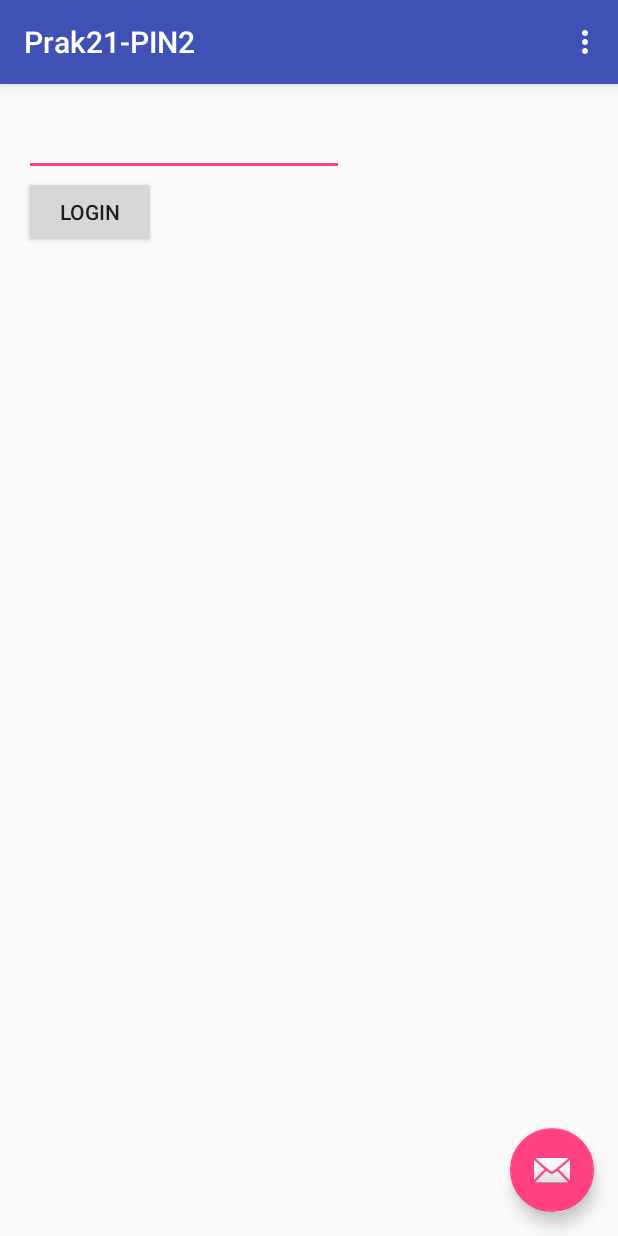
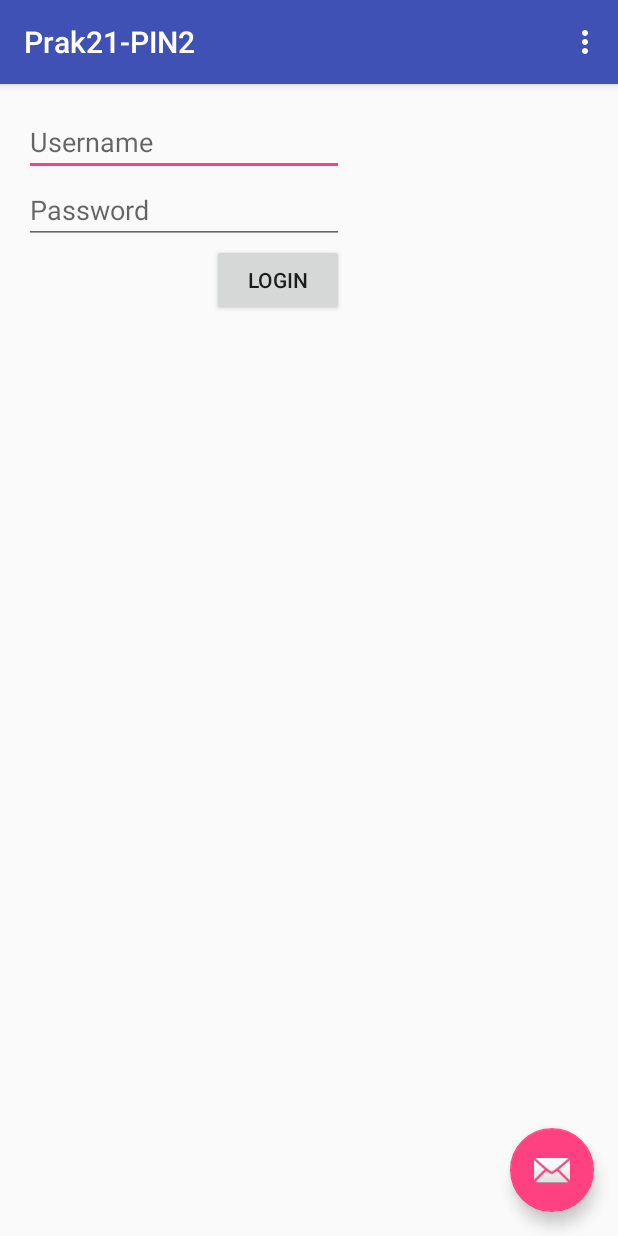
Before and after one commit to taqien01/Mobile-JTE-2016, an Android app: the screen it shows after launch (MainActivity), after a tap on "LOGIN", on a phone screen of 412 x 824 dp. Run offline under Robolectric (Android 15) with nearby library versions, the phone set to English and light mode, and no system bars.

Commit message:
login awal username : admin password : 123456

```diff
--- a/Prak21-PIN2/app/src/main/java/id/ac/unsyiah/elektro/mobile/prak21_pin2/MainActivity.java
+++ b/Prak21-PIN2/app/src/main/java/id/ac/unsyiah/elektro/mobile/prak21_pin2/MainActivity.java
@@ -59,19 +59,28 @@ public class MainActivity extends AppCompatActivity {
     public void onClick (View view){
         SharedPreferences sharedPreferences =
                 getSharedPreferences("id.ac.unsyiah.elektro.mobile.prak21_pin2.PREF_BERSAMA", Context.MODE_PRIVATE);
-        int pinPref = sharedPreferences.getInt("pin", 1234);
+        String userPref = sharedPreferences.getString("user", "admin");
+        String passPref = sharedPreferences.getString("pass", "123456");
 
-        EditText pin = (EditText) findViewById(R.id.editText);
-        String pinStr = pin.getText().toString();
-        int pinInt = Integer.valueOf(pinStr);
+        EditText user = (EditText) findViewById(R.id.user);
+        String username = user.getText().toString();
+        EditText pass = (EditText) findViewById(R.id.password);
+        String password = pass.getText().toString();
 
-        if(pinInt == pinPref){
-            Intent pesan = new Intent(getApplicationContext(), ActivityHalamanUtama.class);
-            pesan.putExtra("var1","Peu Haba !");
-            startActivity(pesan);
+        if(username.equals(userPref)){
+            if(password.equals(passPref)) {
+                Intent pesan = new Intent(getApplicationContext(), ActivityHalamanUtama.class);
+                pesan.putExtra("var1", "Peu Haba ");
+                pesan.putExtra("var2", userPref);
+                startActivity(pesan);
+            }else{
+                Toast toast = Toast.makeText(this, "Password Anda Salah ! ", Toast.LENGTH_SHORT);
+                toast.setGravity(Gravity.CENTER, 0, 0);
+                toast.show();
+            }
 
         }else{
-            Toast toast = Toast.makeText(this, "Salah ! ", Toast.LENGTH_SHORT);
+            Toast toast = Toast.makeText(this, "Username Tidak Ada ! ", Toast.LENGTH_SHORT);
             toast.setGravity(Gravity.CENTER, 0, 0);
             toast.show();
         }
--- a/Prak21-PIN2/app/src/main/res/layout/activity_halamanutama.xml
+++ b/Prak21-PIN2/app/src/main/res/layout/activity_halamanutama.xml
@@ -14,7 +14,7 @@
     <Button
         android:layout_width="wrap_content"
         android:layout_height="wrap_content"
-        android:text="Ubah Pin"
+        android:text="Ubah Password"
         android:id="@+id/button2"
         android:onClick="OnClick2" />
 
--- a/Prak21-PIN2/app/src/main/res/layout/fragment_main.xml
+++ b/Prak21-PIN2/app/src/main/res/layout/fragment_main.xml
@@ -12,22 +12,32 @@
     <EditText
         android:layout_width="wrap_content"
         android:layout_height="wrap_content"
-        android:inputType="number"
-        android:ems="10"
-        android:id="@+id/editText"
+        android:id="@+id/user"
         android:layout_alignParentTop="true"
         android:layout_alignParentLeft="true"
         android:layout_alignParentStart="true"
-        android:maxLength="6" />
+        android:hint="Username"
+        android:layout_alignRight="@+id/password"
+        android:layout_alignEnd="@+id/password" />
+
+    <EditText
+        android:layout_width="wrap_content"
+        android:layout_height="wrap_content"
+        android:inputType="textPassword"
+        android:ems="10"
+        android:id="@+id/password"
+        android:layout_below="@+id/user"
+        android:layout_alignParentLeft="true"
+        android:layout_alignParentStart="true"
+        android:hint="Password" />
 
     <Button
         android:layout_width="wrap_content"
         android:layout_height="wrap_content"
         android:text="Login"
         android:id="@+id/button"
-        android:layout_below="@+id/editText"
-        android:layout_alignParentLeft="true"
-        android:layout_alignParentStart="true"
+        android:layout_below="@+id/password"
+        android:layout_alignRight="@+id/password"
+        android:layout_alignEnd="@+id/password"
         android:onClick="onClick" />
-
 </RelativeLayout>
```
Also changed, not shown: Prak21-PIN2/app/src/main/java/id/ac/unsyiah/elektro/mobile/prak21_pin2/ActivityHalamanUtama.java (+13 -4 lines), Prak21-PIN2/app/src/main/java/id/ac/unsyiah/elektro/mobile/prak21_pin2/ActivityUbahPin.java (+10 -6 lines), Prak21-PIN2/app/src/main/res/layout/activity_ubahpin.xml (+8 -4 lines).
